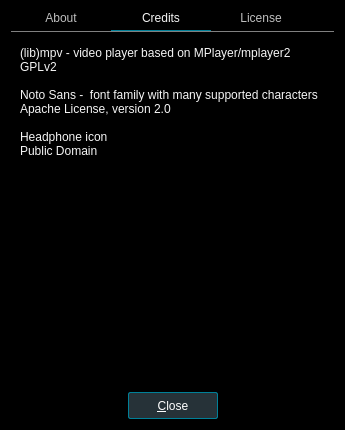
The window that src/ui/aboutdialog.ui (u8sand/Baka-MPlayer) describes before a commit, drawn with Qt 5.
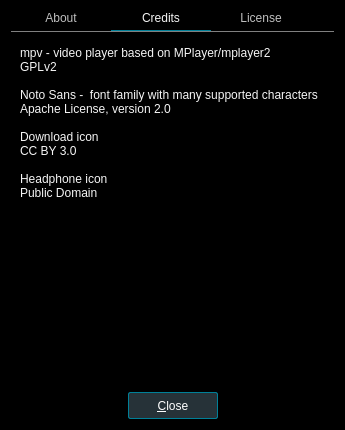
The same window after the commit. The open tabs and pages were chosen to show the change. Icons and pictures are not drawn.

Commit message: updatedialog.ui: completed interface

The edit to the form file:
```diff
--- a/src/ui/aboutdialog.ui
+++ b/src/ui/aboutdialog.ui
@@ -192,12 +192,15 @@
           <bool>true</bool>
          </property>
          <property name="plainText">
-          <string>(lib)mpv - video player based on MPlayer/mplayer2
+          <string>mpv - video player based on MPlayer/mplayer2
 GPLv2 &lt;mpv.io&gt;
 
 Noto Sans -  font family with many supported characters
 Apache License, version 2.0 &lt;Google&gt;
 
+Download icon
+CC BY 3.0 &lt;Sasha Mescheryakov&gt;
+
 Headphone icon
 Public Domain &lt;Michael Martin-Smucker&gt;</string>
          </property>
```
The commit also changes 3 other files.
